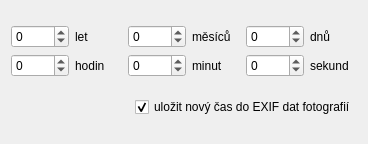
Above: changetime.ui from jmlich/geotagging before the change. Below: the same form after it.
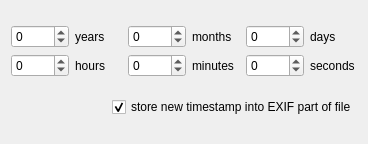
That is the form after the change.

Diff of the .ui file:
```diff
--- a/changetime.ui
+++ b/changetime.ui
@@ -19,42 +19,42 @@
      <item row="0" column="1">
       <widget class="QLabel" name="label_2">
        <property name="text">
-        <string>let  </string>
+        <string>years</string>
        </property>
       </widget>
      </item>
      <item row="0" column="3">
       <widget class="QLabel" name="label_3">
        <property name="text">
-        <string>měsíců  </string>
+        <string>months  </string>
        </property>
       </widget>
      </item>
      <item row="0" column="5">
       <widget class="QLabel" name="label_5">
        <property name="text">
-        <string>dnů  </string>
+        <string>days</string>
        </property>
       </widget>
      </item>
      <item row="1" column="1">
       <widget class="QLabel" name="label">
        <property name="text">
-        <string>hodin</string>
+        <string>hours</string>
        </property>
       </widget>
      </item>
      <item row="1" column="3">
       <widget class="QLabel" name="label_4">
        <property name="text">
-        <string>minut</string>
+        <string>minutes</string>
        </property>
       </widget>
      </item>
      <item row="1" column="5">
       <widget class="QLabel" name="label_6">
        <property name="text">
-        <string>sekund</string>
+        <string>seconds</string>
        </property>
       </widget>
      </item>
@@ -123,7 +123,7 @@
    <item row="1" column="1">
     <widget class="QCheckBox" name="checkBox_isSaveTime">
      <property name="text">
-      <string>uložit nový čas do EXIF dat fotografií</string>
+      <string>store new timestamp into EXIF part of file</string>
      </property>
      <property name="checked">
       <bool>true</bool>
```
